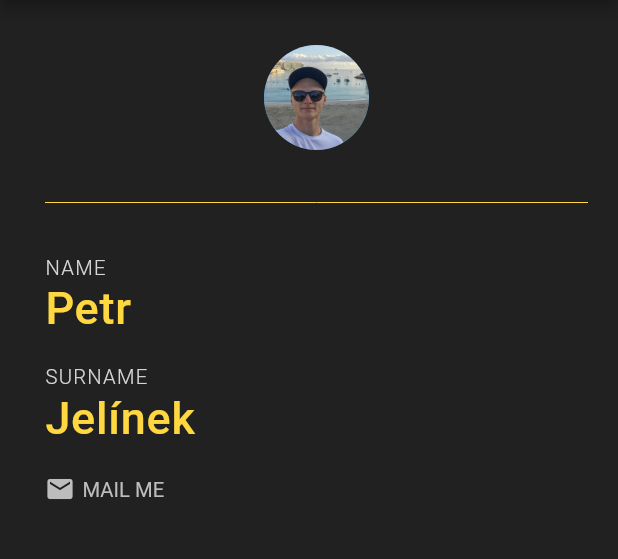
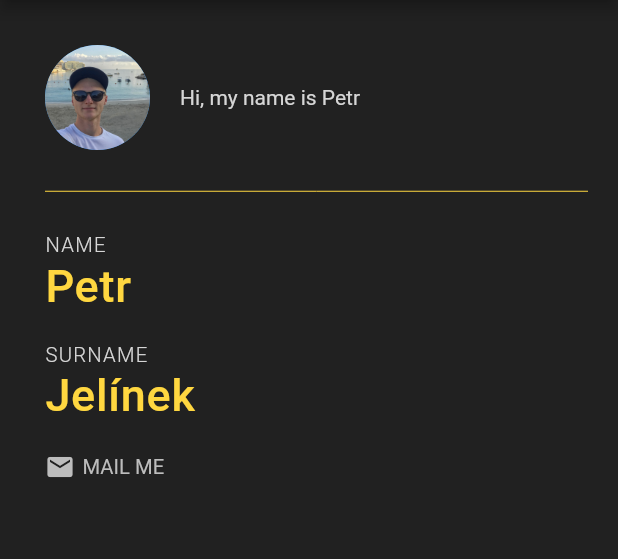
Before and after one commit to TenPetr/flutter-profile, a Flutter app: the screen it shows after launch, on a phone screen of 412 x 824 dp, the part 84-643 px from its top. Run offline on Flutter 3.47's test engine with Material 2 defaults, Android fonts, the phone set to English and light mode, and no system bars.

Commit message:
Edited profile avatar and text

```diff
--- a/lib/main.dart
+++ b/lib/main.dart
@@ -20,14 +20,23 @@ class Profile extends StatelessWidget {
         child: Column(
           crossAxisAlignment: CrossAxisAlignment.start,
           children: <Widget>[
-            Center(
-              child: CircleAvatar(
-                backgroundImage: AssetImage("assets/thumb.jpg"),
-                radius: 35,
-              ),
+            Row(
+              crossAxisAlignment: CrossAxisAlignment.center,
+              children: <Widget>[
+                CircleAvatar(
+                  backgroundImage: AssetImage("assets/thumb.jpg"),
+                  radius: 35,
+                ),
+                SizedBox(width: 20),
+                Text("Hi, my name is Petr",
+                    style: TextStyle(
+                      color: Colors.grey[350],
+                    ),
+                    textAlign: TextAlign.left),
+              ],
             ),
             Divider(
-              height: 70,
+              height: 55,
               color: Colors.amberAccent,
             ),
             Text(
```
